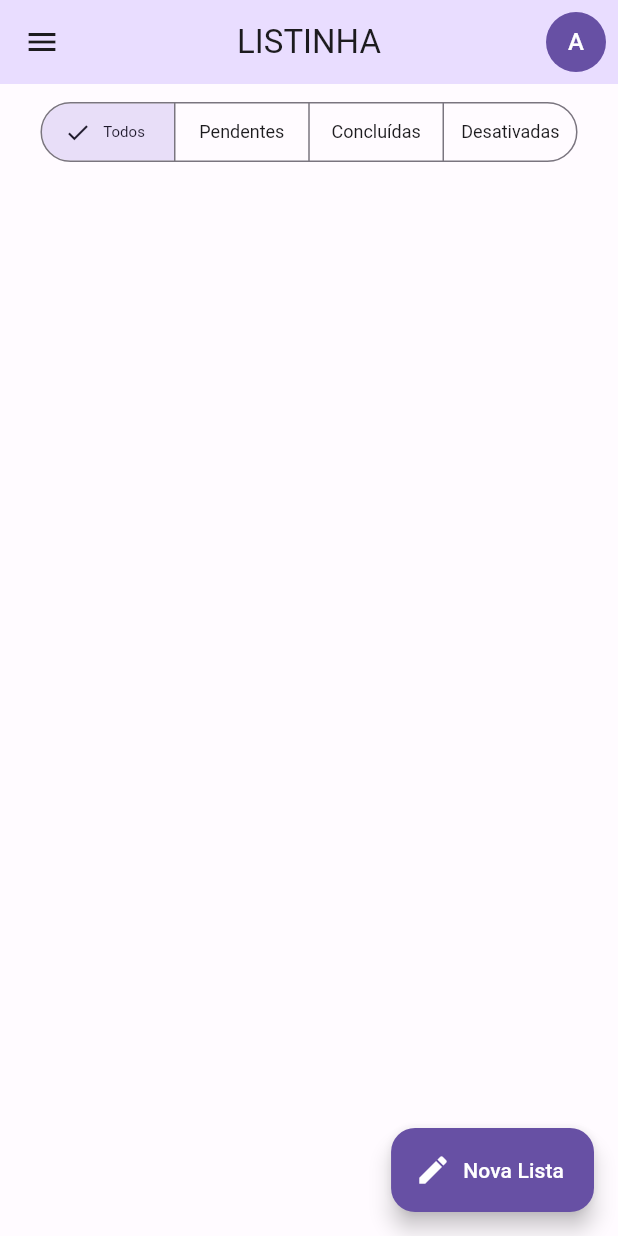
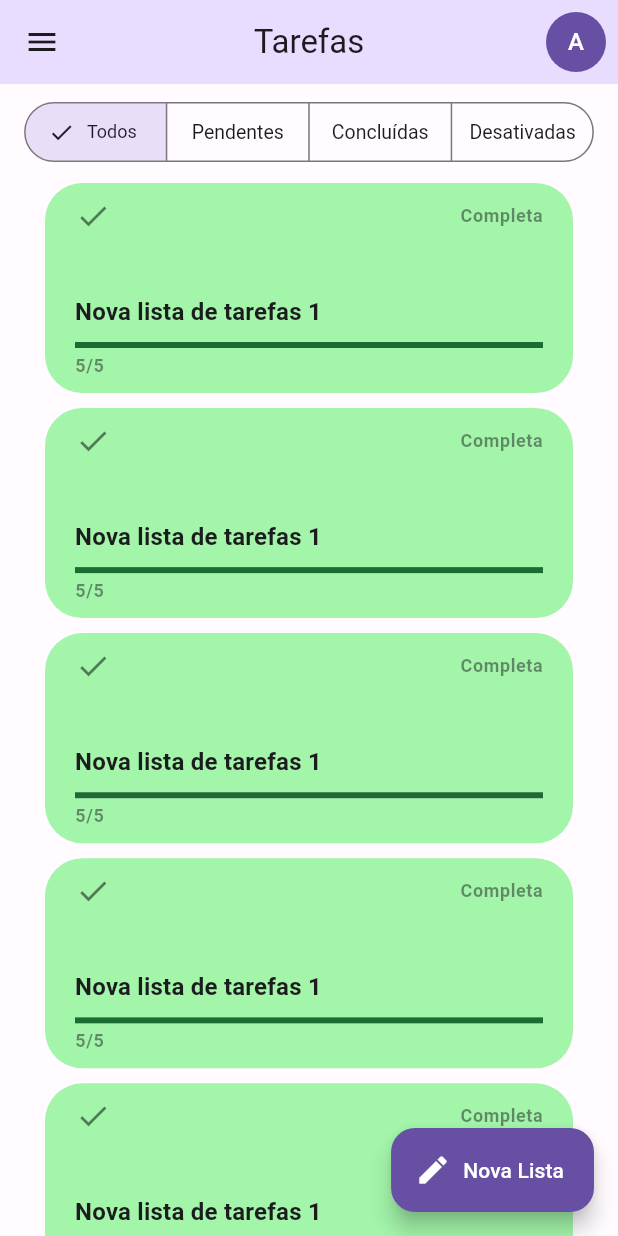
Before and after one commit to LeoGabrields/listinha, a Flutter app: the screen it shows after launch, on a phone screen of 412 x 824 dp. Run offline on Flutter 3.47's test engine with Material 2 defaults, Android fonts, the phone set to English and light mode, and no system bars; our stand-ins replace flutter_modular, realm; generated files the repository leaves out were written again.

Commit message:
task widget

```diff
--- a/app/lib/src/app_widget.dart
+++ b/app/lib/src/app_widget.dart
@@ -15,7 +15,6 @@ class AppWidget extends StatelessWidget {
     );
 
     return MaterialApp.router(
-      title: 'Flutter Demo',
       debugShowCheckedModeBanner: false,
       themeMode: appStore.themeMode.value,
       theme: lightTheme,
--- a/app/lib/src/configuration/services/configuration_service.dart
+++ b/app/lib/src/configuration/services/configuration_service.dart
@@ -1,5 +1,6 @@
 import 'package:listinha/src/shared/services/realm/models/configuration_model.dart';
 import 'package:realm/realm.dart';
+
 
 abstract class ConfigurationService {
   ConfigurationModel getConfiguration();
--- a/app/lib/src/home/home_page.dart
+++ b/app/lib/src/home/home_page.dart
@@ -1,17 +1,21 @@
 import 'package:flutter/material.dart';
 import 'package:listinha/src/home/widgets/custom_drawer.dart';
+import 'package:listinha/src/home/widgets/task_card.dart';
+import 'package:listinha/src/shared/services/realm/models/task_model.dart';
 import 'package:listinha/src/shared/widgets/user_image_button.dart';
+import 'package:realm/realm.dart';
 
 class HomePage extends StatelessWidget {
   const HomePage({super.key});
 
   @override
   Widget build(BuildContext context) {
+    final size = MediaQuery.of(context).size;
     return SafeArea(
       child: Scaffold(
         drawer: const CustomDrawer(),
         appBar: AppBar(
-          title: const Text('LISTINHA'),
+          title: const Text('Tarefas'),
           actions: const [
             Padding(
               padding: EdgeInsets.only(right: 8),
@@ -20,10 +24,38 @@ class HomePage extends StatelessWidget {
           ],
         ),
         body: Center(
-          child: Column(
+          child: Stack(
             children: [
-              Padding(
-                padding: const EdgeInsets.all(8),
+              ListView.separated(
+                padding: EdgeInsets.only(
+                  top: size.height * .08,
+                  left: 30,
+                  right: 30,
+                  bottom: size.height * .1,
+                ),
+                itemCount: 10,
+                separatorBuilder: (context, index) {
+                  return const SizedBox(height: 10);
+                },
+                itemBuilder: (_, index) {
+                  final board = TaskBoard(
+                    Uuid.v4(),
+                    'Nova lista de tarefas 1',
+                    tasks: [
+                      Task(Uuid.v4(), '', completed: true),
+                      Task(Uuid.v4(), '', completed: true),
+                      Task(Uuid.v4(), '', completed: true),
+                      Task(Uuid.v4(), '', completed: true),
+                      Task(Uuid.v4(), '', completed: true),
+                    ],
+                  );
+                  return TaskCard(board: board, height: size.height * .17);
+                },
+              ),
+              Align(
+                alignment: Alignment.topCenter,
+                child: Padding(
+                  padding: const EdgeInsets.symmetric(vertical: 8),
                   child: SegmentedButton<int>(
                     segments: const [
                       ButtonSegment(
@@ -46,6 +78,7 @@ class HomePage extends StatelessWidget {
                     selected: const {0},
                     onSelectionChanged: (values) {},
                   ),
+                ),
               )
             ],
           ),
--- /dev/null
+++ b/app/lib/src/home/widgets/task_card.dart
@@ -0,0 +1,133 @@
+import 'package:flutter/material.dart';
+import 'package:listinha/src/shared/services/realm/models/task_model.dart';
+
+enum TaskCardStatus {
+  pending(Icons.access_time, 'Pendente'),
+  completed(Icons.check, 'Completa'),
+  disabled(Icons.cancel_outlined, 'Desativada');
+
+  final IconData icon;
+  final String text;
+
+  const TaskCardStatus(this.icon, this.text);
+}
+
+class TaskCard extends StatelessWidget {
+  final TaskBoard board;
+  final double height;
+
+  const TaskCard({
+    Key? key,
+    required this.board,
+    this.height = 130,
+  }) : super(key: key);
+
+  double getProgress(List<Task> tasks) {
+    if (tasks.isEmpty) return 0;
+    final completes = tasks.where((task) => task.completed).length;
+    return completes / tasks.length;
+  }
+
+  String getProgressText(List<Task> tasks) {
+    final completes = tasks.where((task) => task.completed).length;
+    return '$completes/${tasks.length}';
+  }
+
+  TaskCardStatus getStatus(TaskBoard board, double progress) {
+    if (!board.enable) {
+      return TaskCardStatus.disabled;
+    } else if (progress < 1.0) {
+      return TaskCardStatus.pending;
+    } else {
+      return TaskCardStatus.completed;
+    }
+  }
+
+  Color getBackgroundColor(TaskCardStatus status, ThemeData theme) {
+    switch (status) {
+      case TaskCardStatus.pending:
+        return theme.colorScheme.primaryContainer;
+      case TaskCardStatus.completed:
+        return theme.colorScheme.tertiaryContainer;
+      case TaskCardStatus.disabled:
+        return theme.colorScheme.errorContainer;
+    }
+  }
+
+  Color getColor(TaskCardStatus status, ThemeData theme) {
+    switch (status) {
+      case TaskCardStatus.pending:
+        return theme.colorScheme.primary;
+      case TaskCardStatus.completed:
+        return theme.colorScheme.tertiary;
+      case TaskCardStatus.disabled:
+        return theme.colorScheme.error;
+    }
+  }
+
+  @override
+  Widget build(BuildContext context) {
+    final theme = Theme.of(context);
+    final progress = getProgress(board.tasks);
+    final progressText = getProgressText(board.tasks);
+    final status = getStatus(board, progress);
+    final backgroundColor = getBackgroundColor(status, theme);
+    final color = getColor(status, theme);
+    final title = board.title;
+    final statusText = status.text;
+    final iconData = status.icon;
+
+    return Container(
+      padding: const EdgeInsets.symmetric(
+        vertical: 10,
+        horizontal: 20,
+      ),
+      height: height,
+      decoration: BoxDecoration(
+        borderRadius: BorderRadius.circular(25),
+        color: backgroundColor,
+      ),
+      child: Column(
+        crossAxisAlignment: CrossAxisAlignment.start,
+        children: [
+          Row(
+            children: [
+              Icon(
+                iconData,
+                color: theme.iconTheme.color?.withOpacity(.5),
+              ),
+              const Spacer(),
+              Text(
+                statusText,
+                style: theme.textTheme.bodySmall?.copyWith(
+                  fontWeight: FontWeight.bold,
+                  color: theme.textTheme.bodySmall?.color?.withOpacity(.5),
+                ),
+              ),
+            ],
+          ),
+          const Spacer(),
+          Text(
+            title,
+            style: theme.textTheme.titleMedium?.copyWith(
+              fontWeight: FontWeight.bold,
+            ),
+          ),
+          const SizedBox(height: 8),
+          LinearProgressIndicator(
+            value: progress,
+            color: color,
+          ),
+          const SizedBox(height: 4),
+          Text(
+            progressText,
+            style: theme.textTheme.bodySmall?.copyWith(
+              fontWeight: FontWeight.bold,
+              color: theme.textTheme.bodySmall?.color?.withOpacity(.5),
+            ),
+          )
+        ],
+      ),
+    );
+  }
+}
--- /dev/null
+++ b/app/lib/src/shared/services/realm/models/task_model.dart
@@ -0,0 +1,21 @@
+import 'package:realm/realm.dart';
+
+part 'task_model.g.dart';
+
+
+@RealmModel()
+class _Task {
+  @PrimaryKey()
+  late Uuid id;
+  late String description;
+  bool completed = false;
+}
+
+@RealmModel()
+class _TaskBoard {
+  @PrimaryKey()
+  late Uuid id;
+  late String title;
+  late List<_Task> tasks;
+  bool enable = true;
+}
--- a/app/lib/src/shared/services/realm/realm_config.dart
+++ b/app/lib/src/shared/services/realm/realm_config.dart
@@ -1,9 +1,13 @@
 import 'package:listinha/src/shared/services/realm/models/configuration_model.dart';
+import 'package:listinha/src/shared/services/realm/models/task_model.dart';
 import 'package:realm/realm.dart';
+
 
 LocalConfiguration config = Configuration.local(
   [
     ConfigurationModel.schema,
+    Task.schema,
+    TaskBoard.schema,
   ],
   initialDataCallback: (realm) {
     realm.add(ConfigurationModel('system'));
--- a/app/lib/src/shared/stores/app_store.dart
+++ b/app/lib/src/shared/stores/app_store.dart
@@ -4,7 +4,6 @@ import 'package:listinha/src/configuration/services/configuration_service.dart';
 class AppStore {
   final themeMode = ValueNotifier(ThemeMode.system);
   final syncDate = ValueNotifier<DateTime?>(null);
-
   final ConfigurationService _configurationService;
 
   AppStore(this._configurationService) {
--- a/app/lib/src/shared/themes/themes.dart
+++ b/app/lib/src/shared/themes/themes.dart
@@ -34,9 +34,9 @@ SegmentedButtonThemeData get _segmentedButtonThemeData =>
       style: ButtonStyle(
         textStyle: MaterialStateProperty.resolveWith<TextStyle?>((states) {
           if (states.contains(MaterialState.selected)) {
-            return const TextStyle(fontSize: 10);
+            return const TextStyle(fontSize: 12);
           } else {
-            return const TextStyle(fontSize: 12);
+            return const TextStyle(fontSize: 13);
           }
         }),
       ),
```
Also changed, not shown: app/lib/src/app_module.dart (+11 -5 lines), app/pubspec.yaml (+2 -64 lines), app/lib/src/shared/services/realm/models/task_model.g.dart (added), app/pubspec.lock, 1 other file. Lines whose indentation alone changed are shown as unchanged.
